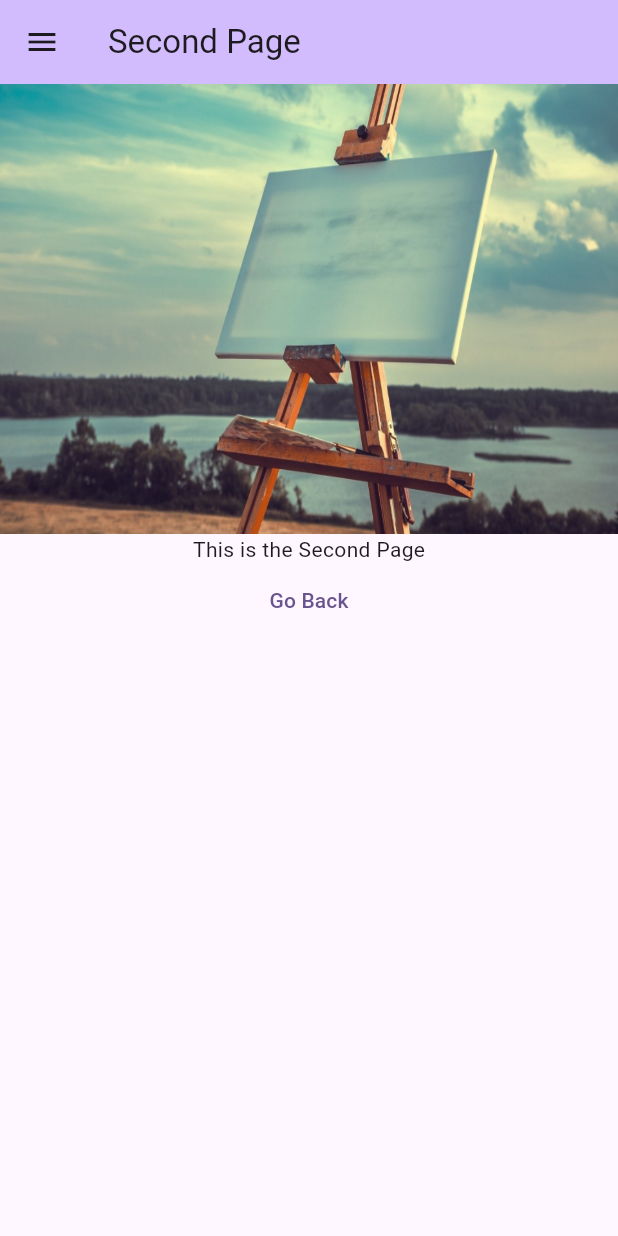
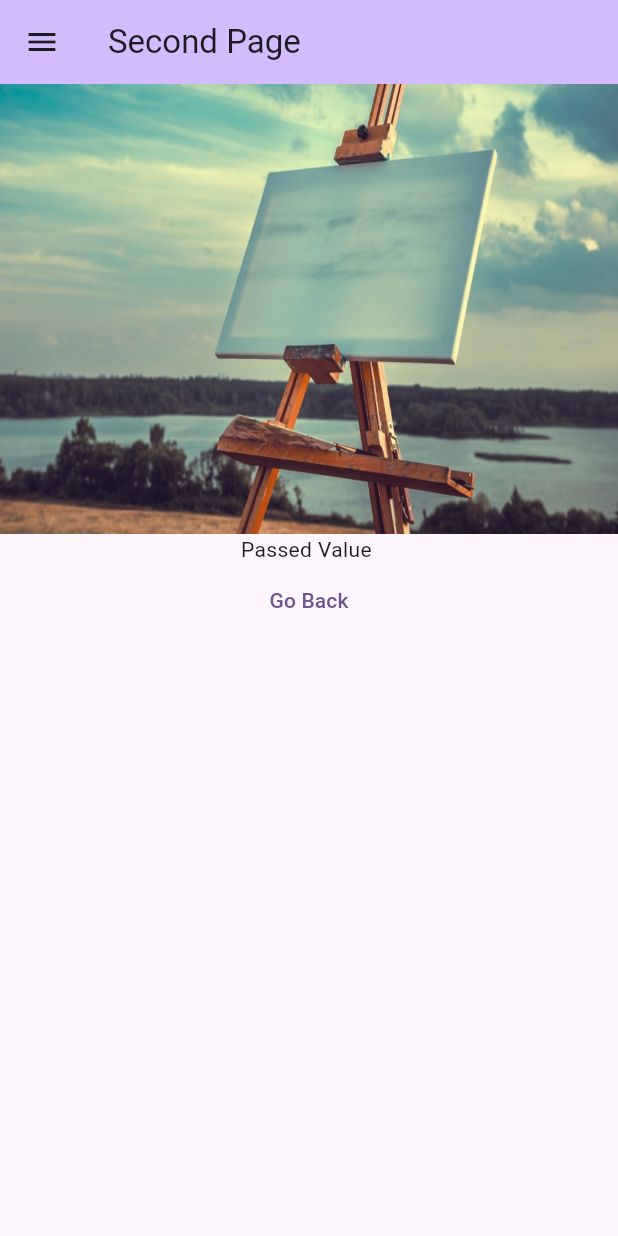
Before and after one commit to skabirgithub/start_flutter, a Flutter app: the screen it shows after launch, after a tap on "Go to Second Page", on a phone screen of 412 x 824 dp. Run offline on Flutter 3.47's test engine with Material 2 defaults, Android fonts, the phone set to English and light mode, and no system bars.

Commit message:
pass input value

```diff
--- a/lib/main.dart
+++ b/lib/main.dart
@@ -14,7 +14,6 @@ class MyApp extends StatelessWidget {
     return MaterialApp(
       title: 'Flutter Demo',
       theme: ThemeData(
-
         colorScheme: ColorScheme.fromSeed(seedColor: Colors.deepPurple),
         useMaterial3: true,
       ),
@@ -26,8 +25,6 @@ class MyApp extends StatelessWidget {
 class MyHomePage extends StatefulWidget {
   const MyHomePage({super.key, required this.title});
 
-
-
   final String title;
 
   @override
@@ -35,12 +32,12 @@ class MyHomePage extends StatefulWidget {
 }
 
 class _MyHomePageState extends State<MyHomePage> {
-  int _counter = 0;
+  String _counter = '';
+  TextEditingController _controller = TextEditingController(text: '');
 
   void _incrementCounter() {
     setState(() {
-
-      _counter++;
+      _counter = _controller.text.toString();
     });
   }
 
@@ -57,7 +54,13 @@ class _MyHomePageState extends State<MyHomePage> {
           mainAxisAlignment: MainAxisAlignment.center,
           children: <Widget>[
             const Text(
-              'You have pushed the button this many times:',
+              'You have set the value:',
+            ),
+            TextField(
+              controller: _controller,
+              decoration: InputDecoration(
+                labelText: 'Enter text',
+              ),
             ),
             Text(
               '$_counter',
@@ -67,10 +70,12 @@ class _MyHomePageState extends State<MyHomePage> {
                 onPressed: () {
                   Navigator.push(
                     context,
-                    MaterialPageRoute(builder: (context) => const SecondPage()),
+                    MaterialPageRoute(builder: (context) => SecondPage(recordName: _counter,)),
                   );
+
                 },
-                child: const Text('Go to Second Page'))
+                child: const Text('Go to Second Page')
+            )
           ],
         ),
       ),
--- a/lib/page2.dart
+++ b/lib/page2.dart
@@ -1,13 +1,17 @@
 import 'package:flutter/material.dart';
+import 'package:start_flutter/main.dart';
 
 class SecondPage extends StatefulWidget {
-  const SecondPage({super.key});
+  final String recordName;
+  const SecondPage({super.key, required this.recordName});
 
   @override
   State<SecondPage> createState() => _SecondPageState();
 }
 
 class _SecondPageState extends State<SecondPage> {
+
+
   @override
   Widget build(BuildContext context) {
     return Scaffold(
@@ -66,13 +70,17 @@ class _SecondPageState extends State<SecondPage> {
                       fit: BoxFit.fill,
                       image: AssetImage('asset/images/cover.jpg'))),
             ),
-            const Text('This is the Second Page'),
+            Text('Passed Value ${widget.recordName}'),
             TextButton(
               onPressed: () {
                 Navigator.pop(context);
+                // Navigator.push(
+                //   context,
+                //   MaterialPageRoute(builder: (context) => const MyHomePage(title: 'Hello')),
+                // );
               },
               child: const Text('Go Back'),
-            )
+            ),
           ],
         ),
       ),
```
